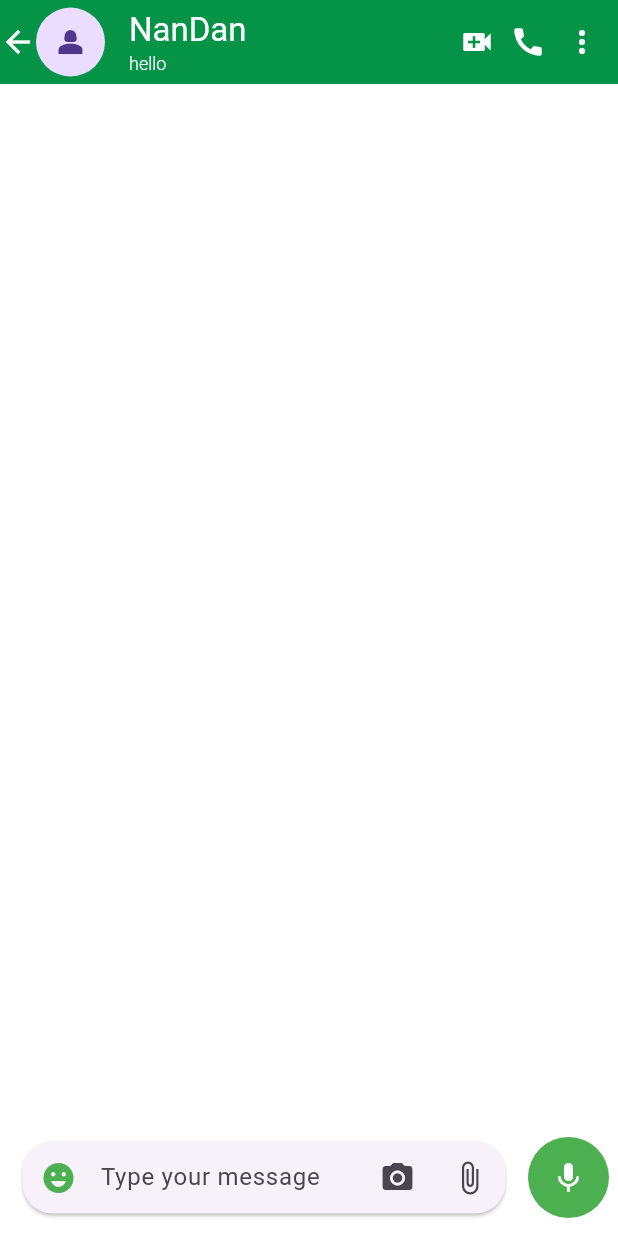
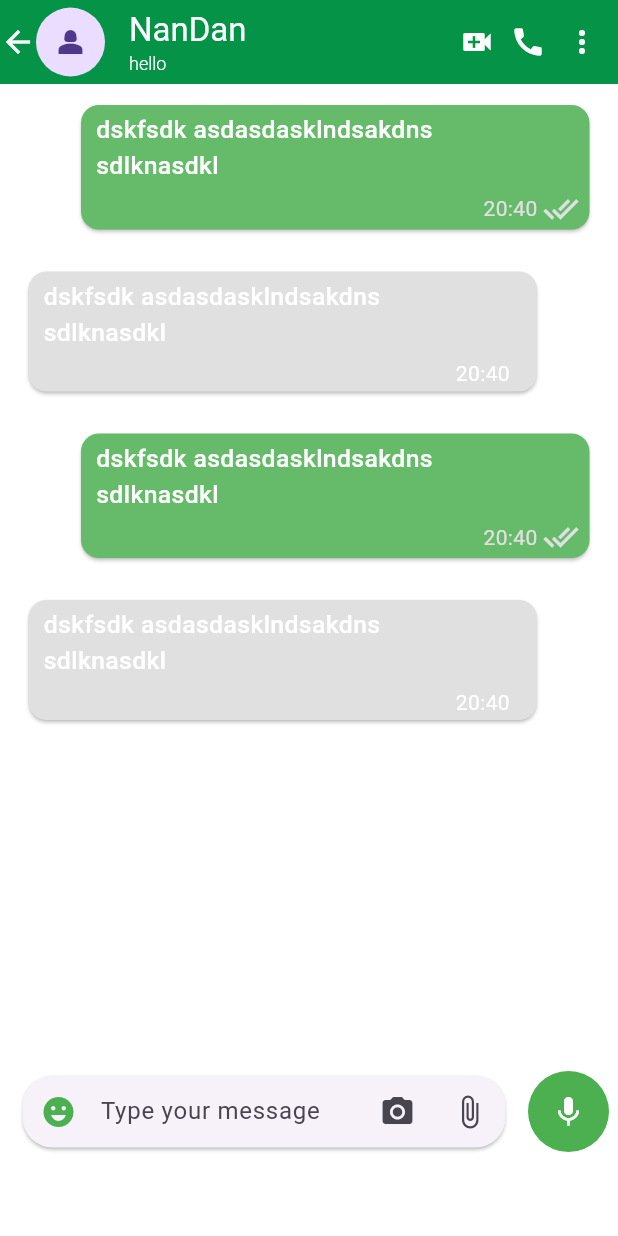
Before and after one commit to Pandi-127/Flutter-Chat-Application, a Flutter app: the IndividualChat screen opened directly with sample values from the repository, on a phone screen of 412 x 824 dp. Run offline on Flutter 3.47's test engine with Material 3 defaults, Android fonts, the phone set to English and light mode, and no system bars; our stand-ins replace camera, emoji_picker_flutter, flutter_svg.

Commit message:
TextCard

```diff
--- a/lib/Pages/CameraPageSCreens/CameraScreen.dart
+++ b/lib/Pages/CameraPageSCreens/CameraScreen.dart
@@ -17,10 +17,11 @@ class _CameraScreenState extends State<CameraScreen> {
   late CameraController _cameraController;
  late Future<void> cameraValue;
  late String lastPhotoPath;
+ late String lastVideoPath;
+
 
   @override
   void initState() {
-    // TODO: implement initState
     super.initState();
     _cameraController = CameraController(cameras[0], ResolutionPreset.high);
     cameraValue = _cameraController.initialize();
@@ -56,9 +57,12 @@ class _CameraScreenState extends State<CameraScreen> {
                                         SizedBox(width: 10,),
                                         IconButton(onPressed: (){}, icon:Icon(Icons.flash_off,color: Colors.white,) ),
                                         SizedBox(width: 10,),
-                                        IconButton(onPressed: (){
-                                          takePhoto();
-                                        }, icon:Icon(Icons.panorama_fish_eye,size: 80,color: Colors.white,) ),
+                                        GestureDetector(
+                                          onTap:  (){takePhoto();},
+                                            onLongPress: (){
+                                              //TODO:Implement Video future
+                                            },
+                                            child: Icon(Icons.panorama_fish_eye,size: 80,color: Colors.white,)) ,
                                         SizedBox(width: 10,),
                                         IconButton(onPressed: (){}, icon:Icon(Icons.flip_camera_ios_outlined,color: Colors.white,) ),
                                       ],
--- /dev/null
+++ b/lib/Pages/ChatPageScreens/TextCards/ownText.dart
@@ -0,0 +1,39 @@
+import 'package:flutter/material.dart';
+class ownText extends StatelessWidget {
+  const ownText({super.key});
+
+  @override
+  Widget build(BuildContext context) {
+    return Align(
+      alignment: Alignment.topRight,
+      child: Container(
+        margin:EdgeInsets.symmetric(horizontal: 15,vertical: 10),
+        child: ConstrainedBox(constraints:BoxConstraints(
+          maxWidth:MediaQuery.of(context).size.width-65,
+          minWidth: 0.0,
+        ),
+          child:Card(
+          color:Colors.green[400],
+            child:Stack(
+              children: [
+                Padding(
+                  padding: const EdgeInsets.only(left: 10,right: 25,top: 5,bottom: 30),
+                  child: Text("dskfsdk asdasdasklndsakdns sdlknasdkl",style: TextStyle(fontSize: 16.5,fontWeight:FontWeight.w500,color: Colors.white),),
+                ),
+                Positioned(
+                  right: 7,
+                  bottom: 2,
+                  child: Row(
+                    children: [
+                      Text("20:40 ",style: TextStyle(color: Colors.grey[300]),),
+                      Icon(Icons.done_all,color: Colors.grey[300],)
+                    ],
+                  ),
+                )
+              ],
+            ) ,
+          ),),
+      ),
+    );
+  }
+}
--- /dev/null
+++ b/lib/Pages/ChatPageScreens/TextCards/replayText.dart
@@ -0,0 +1,38 @@
+import 'package:flutter/material.dart';
+class ReplayText extends StatelessWidget {
+  const ReplayText({super.key});
+
+  @override
+  Widget build(BuildContext context) {
+    return Align(
+      alignment: Alignment.topLeft,
+      child: Container(
+        margin:EdgeInsets.symmetric(horizontal: 15,vertical: 10),
+        child: ConstrainedBox(constraints:BoxConstraints(
+          maxWidth:MediaQuery.of(context).size.width-65,
+          minWidth: 0.0,
+        ),
+          child:Card(
+            color:Colors.grey[300],
+            child:Stack(
+              children: [
+                Padding(
+                  padding: const EdgeInsets.only(left: 10,right: 25,top: 5,bottom: 27),
+                  child: Text("dskfsdk asdasdasklndsakdns sdlknasdkl",style: TextStyle(fontSize: 16.5,fontWeight:FontWeight.w500,color: Colors.white),),
+                ),
+                Positioned(
+                  right: 7,
+                  bottom: 2,
+                  child: Row(
+                    children: [
+                      Text("20:40   ",style: TextStyle(color: Colors.white),),
+                    ],
+                  ),
+                )
+              ],
+            ) ,
+          ),),
+      ),
+    );
+  }
+}
--- a/lib/Pages/ChatPageScreens/individualchat.dart
+++ b/lib/Pages/ChatPageScreens/individualchat.dart
@@ -1,6 +1,8 @@
 import 'package:chat_app/Datas/ProfileDataModel.dart';
 import 'package:chat_app/Pages/CameraPage.dart';
 import 'package:chat_app/Pages/CameraPageSCreens/CameraScreen.dart';
+import 'package:chat_app/Pages/ChatPageScreens/TextCards/ownText.dart';
+import 'package:chat_app/Pages/ChatPageScreens/TextCards/replayText.dart';
 import 'package:emoji_picker_flutter/emoji_picker_flutter.dart';
 import 'package:flutter/material.dart';
 
@@ -101,7 +103,7 @@ class _IndividualChatState extends State<IndividualChat> {
         backgroundColor: Color(0xFF049347),
       ),
       body: Container(
-        height: MediaQuery.of(context).size.height,
+        height: MediaQuery.of(context).size.height-100,
         width: MediaQuery.of(context).size.width,
         child: WillPopScope(
           onWillPop: () {
@@ -116,7 +118,13 @@ class _IndividualChatState extends State<IndividualChat> {
           },
           child: Stack(
             children: [
-              ListView(),
+              ListView(
+                children: [
+                  ownText(),
+                ReplayText(),ownText(),
+                ReplayText(),
+                ],
+              ),
               Align(
                 alignment: Alignment.bottomCenter,
                 child: Column(
--- a/pubspec.yaml
+++ b/pubspec.yaml
@@ -40,6 +40,7 @@ dependencies:
   camera: ^0.11.2
   path_provider: ^2.0.15
   path: ^1.8.3
+  video_player: ^2.9.1
 
 
 dev_dependencies:
```
Also changed, not shown: pubspec.lock.
